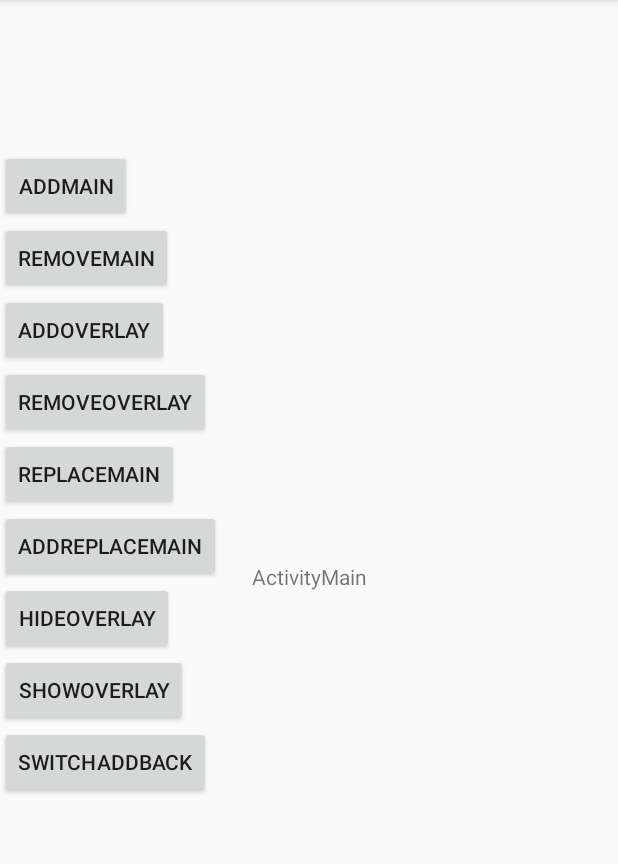
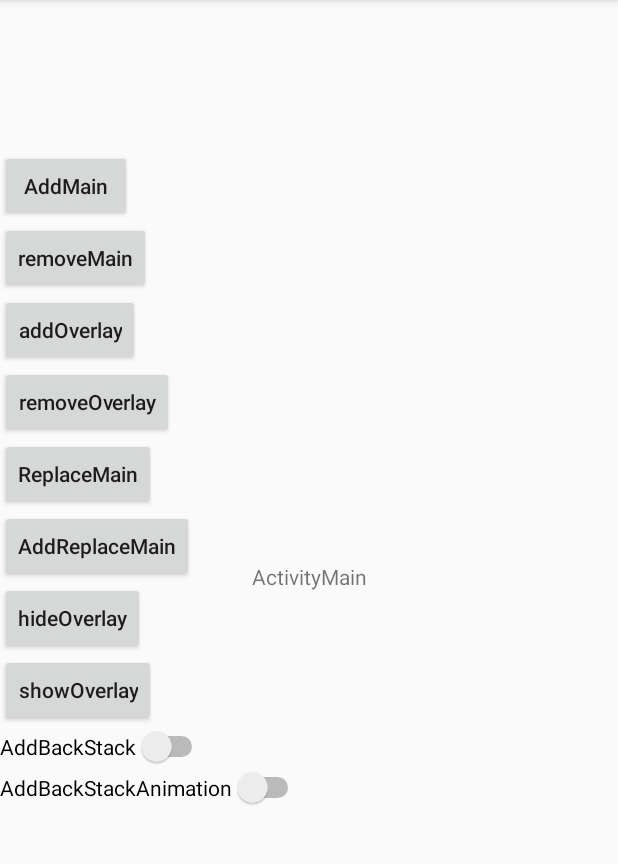
Before and after one commit to AlbertSnow/LifeCycle, an Android app: the screen it shows after launch (MainActivity), on a phone screen of 412 x 824 dp, the part 84-948 px from its top. Run offline under Robolectric (Android 15) with nearby library versions, the phone set to English and light mode, and no system bars.

Commit message:
Add animation

```diff
--- a/app/src/main/java/com/sogou/babel/testfragment/MainActivity.kt
+++ b/app/src/main/java/com/sogou/babel/testfragment/MainActivity.kt
@@ -4,12 +4,15 @@ import android.net.Uri
 import androidx.appcompat.app.AppCompatActivity
 import android.os.Bundle
 import android.view.View
+import android.widget.Switch
 import android.widget.Toast
+import androidx.fragment.app.FragmentTransaction
 
 class MainActivity : AppCompatActivity(), OverlayFragment.OnFragmentInteractionListener,
     MainFragment.OnFragmentInteractionListener {
 
     private var isAddBack: Boolean = false
+    private var isAddBackAnimation: Boolean = false
     private lateinit var mMainContainer: View
     private lateinit var mOverlayContainer: View
 
@@ -21,7 +24,6 @@ class MainActivity : AppCompatActivity(), OverlayFragment.OnFragmentInteractionL
     override fun onCreate(savedInstanceState: Bundle?) {
         super.onCreate(savedInstanceState)
         setContentView(R.layout.activity_main)
-
         initView()
     }
 
@@ -31,18 +33,27 @@ class MainActivity : AppCompatActivity(), OverlayFragment.OnFragmentInteractionL
     }
 
     private fun initView() {
-        mMainContainer = findViewById<View>(R.id.main_container_layout);
-        mOverlayContainer = findViewById<View>(R.id.overlay_container_layout);
+        mMainContainer = findViewById<View>(R.id.main_container_layout)
+        mOverlayContainer = findViewById<View>(R.id.overlay_container_layout)
 
+        val switch = findViewById<Switch>(R.id.switch_add_back)
+        switch.setOnCheckedChangeListener { buttonView, isChecked ->
+            isAddBack = isChecked
+            Toast.makeText(this, "isAddBackStack: $isAddBack", Toast.LENGTH_LONG).show()
+        }
+        switch.isChecked = false
+
+        val switchAnimation = findViewById<Switch>(R.id.switch_add_back_animation)
+        switchAnimation.setOnCheckedChangeListener { buttonView, isChecked ->
+            isAddBackAnimation = isChecked
+            Toast.makeText(this, "isAddBackAnimation: $isAddBackAnimation", Toast.LENGTH_LONG).show()
+        }
+        switchAnimation.isChecked = false
     }
 
     fun addMain(view: View) {
         val transaction = supportFragmentManager.beginTransaction()
-        transaction.setCustomAnimations(
-            R.anim.activity_in_from_right,
-            R.anim.activity_out_to_right,
-            R.anim.activity_in_from_right,
-            R.anim.activity_out_to_right)
+        setAnimation(transaction)
         transaction.add(R.id.main_container_layout, mainFragment)
         if (isAddBack) {
             transaction.addToBackStack(null)
@@ -51,15 +62,26 @@ class MainActivity : AppCompatActivity(), OverlayFragment.OnFragmentInteractionL
         transaction.commit()
     }
 
+    private fun setAnimation(transaction: FragmentTransaction) {
+        if (isAddBackAnimation) {
+            transaction.setCustomAnimations(
+                R.anim.activity_in_from_right,
+                R.anim.activity_out_to_right
+            )
+        } else {
+            transaction.setCustomAnimations(
+                R.anim.activity_in_from_right,
+                R.anim.activity_out_to_right,
+                R.anim.activity_in_from_right,
+                R.anim.activity_out_to_right
+            )
+        }
+    }
+
 
     fun removeMain(view: View) {
         val transaction = supportFragmentManager.beginTransaction()
-        transaction.setCustomAnimations(
-            R.anim.activity_in_from_right,
-            R.anim.activity_out_to_right,
-            R.anim.activity_in_from_right,
-            R.anim.activity_out_to_right
-        )
+        setAnimation(transaction)
         transaction.remove(mainFragment)
 
         if (isAddBack) {
@@ -131,9 +153,4 @@ class MainActivity : AppCompatActivity(), OverlayFragment.OnFragmentInteractionL
     override fun onFragmentInteraction(uri: Uri) {
     }
 
-    fun switchAddBack(view: View) {
-        isAddBack = !isAddBack
-        Toast.makeText(this, "isAddBackStack: $isAddBack", Toast.LENGTH_LONG).show()
-    }
-
 }
--- a/app/src/main/res/layout/activity_main.xml
+++ b/app/src/main/res/layout/activity_main.xml
@@ -117,14 +117,22 @@
         android:onClick="showOverlay"
         />
 
-    <Button
+    <Switch
         android:id="@+id/switch_add_back"
         android:layout_width="wrap_content"
         android:layout_height="wrap_content"
-        android:text="SwitchAddBack"
+        android:text="AddBackStack"
         app:layout_constraintLeft_toLeftOf="parent"
         app:layout_constraintTop_toBottomOf="@id/show_overlay_btn"
-        android:onClick="switchAddBack"
+        />
+
+    <Switch
+        android:id="@+id/switch_add_back_animation"
+        android:layout_width="wrap_content"
+        android:layout_height="wrap_content"
+        android:text="AddBackStackAnimation"
+        app:layout_constraintLeft_toLeftOf="parent"
+        app:layout_constraintTop_toBottomOf="@id/switch_add_back"
         />
 
 </androidx.constraintlayout.widget.ConstraintLayout>
--- a/app/src/main/res/values/styles.xml
+++ b/app/src/main/res/values/styles.xml
@@ -6,6 +6,11 @@
         <item name="colorPrimary">@color/colorPrimary</item>
         <item name="colorPrimaryDark">@color/colorPrimaryDark</item>
         <item name="colorAccent">@color/colorAccent</item>
+        <item name="android:buttonStyle">@style/Button</item>
+    </style>
+
+    <style name="Button" parent="Widget.AppCompat.Button">
+        <item name="android:textAllCaps">false</item>
     </style>
 
 </resources>
```
